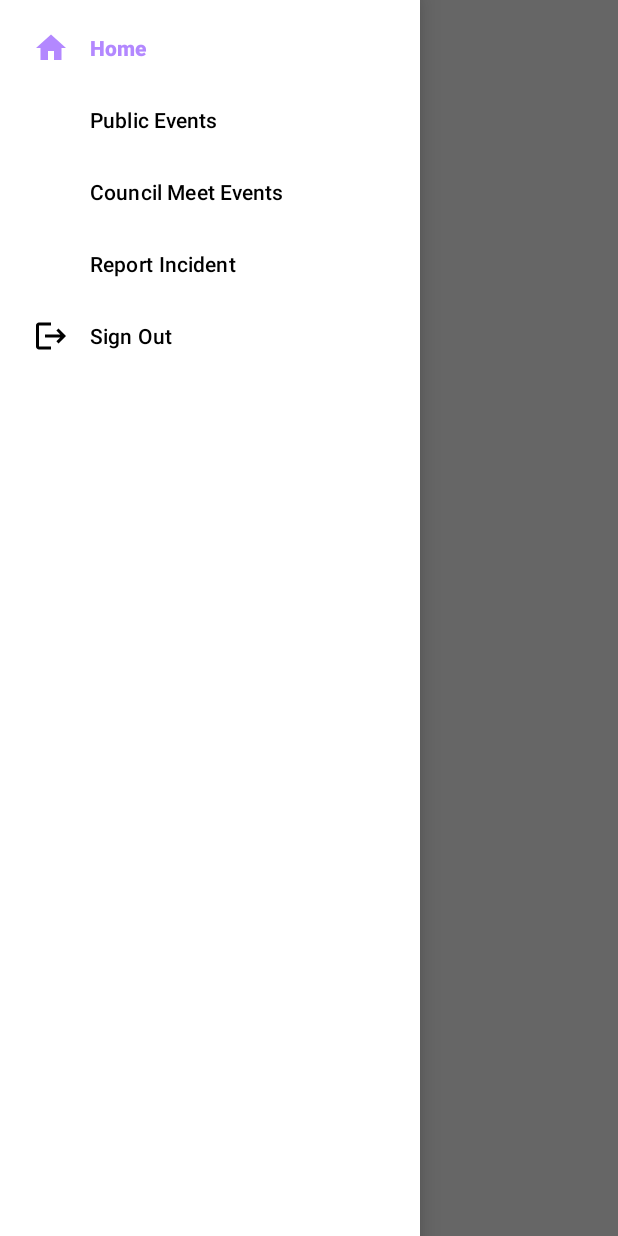
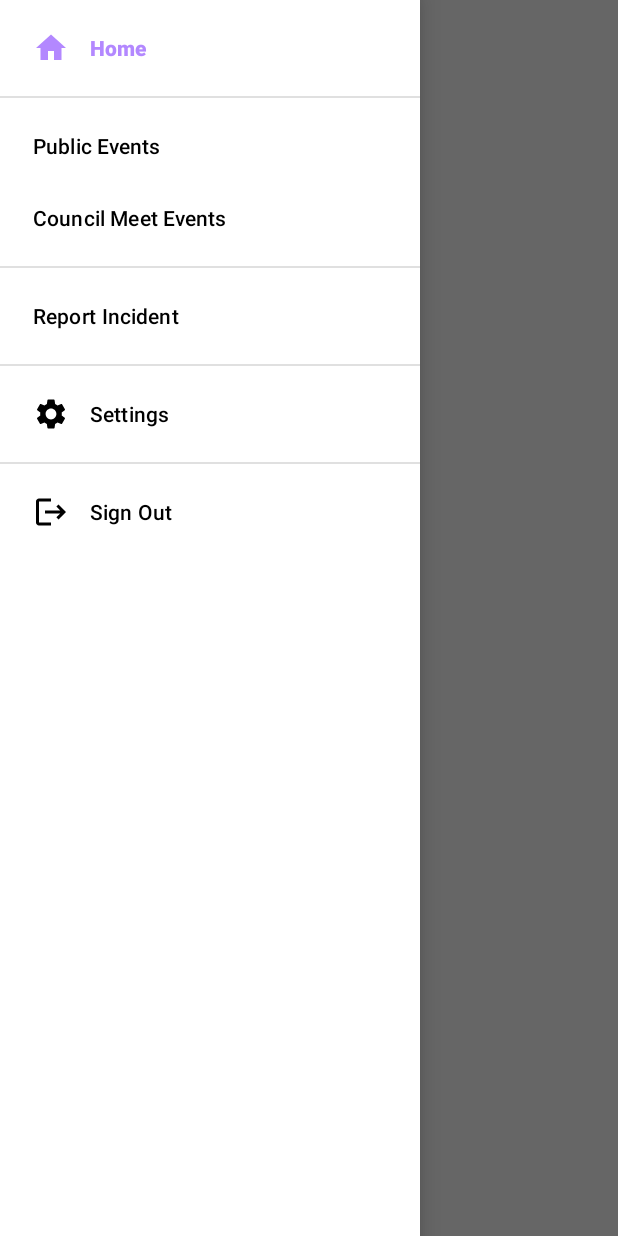
Before and after one commit to DascaluCosmin/Citizen-U, an Android app: the MainActivity screen opened directly, with no data from a screen before it, with the side drawer open, on a phone screen of 412 x 824 dp. Run offline under Robolectric (Android 15) with nearby library versions, the light colour scheme and no system bars; our stand-ins replace Dagger/Hilt's generated code, Firebase (no records; nobody signed in at launch, a user with empty details on screens opened directly), navigation-ui; 4 statements that could not run were skipped.

Commit message:
[S12]: Settings - Settings scaffold

```diff
--- a/app/build.gradle
+++ b/app/build.gradle
@@ -60,6 +60,7 @@
     // region Glide
     implementation 'com.github.bumptech.glide:glide:4.12.0'
     implementation 'com.google.android.gms:play-services-maps:17.0.1'
+    implementation 'androidx.preference:preference:1.1.1'
 
     kapt 'com.github.bumptech.glide:compiler:4.12.0'
     // endregion
--- a/app/src/main/java/com/ubb/citizen_u/ui/MainActivity.kt
+++ b/app/src/main/java/com/ubb/citizen_u/ui/MainActivity.kt
@@ -1,5 +1,6 @@
 package com.ubb.citizen_u.ui
 
+import android.content.Context
 import android.content.Intent
 import android.os.Bundle
 import androidx.activity.viewModels
@@ -56,6 +57,9 @@
 
         appBarConfiguration = AppBarConfiguration(navController.graph, drawerLayout)
 
+        val sharedPreferences = getSharedPreferences("settings", Context.MODE_PRIVATE)
+        sharedPreferences.edit().putString("key", "aaa").apply()
+
         overrideNavigationDrawerItems()
 //         setupActionBarWithNavController(navController, appBarConfiguration)
 //        supportActionBar?.hide()
--- a/app/src/main/java/com/ubb/citizen_u/ui/adapters/viewholders/PublicEventViewHolder.kt
+++ b/app/src/main/java/com/ubb/citizen_u/ui/adapters/viewholders/PublicEventViewHolder.kt
@@ -31,7 +31,6 @@
                     }
                 }
             }
-
             eventCard.setOnClickListener {
                 eventsDetailsOnClickCallBack(publicEvent)
             }
--- a/app/src/main/java/com/ubb/citizen_u/util/Constants.kt
+++ b/app/src/main/java/com/ubb/citizen_u/util/Constants.kt
@@ -56,3 +56,5 @@
 const val DEFAULT_ERROR_MESSAGE_PLEASE_TRY_AGAIN =
     "An unexpected error has occurred! Please try again!"
 const val DEFAULT_DATE_ERROR_MESSAGE = "UNKNOWN DATE"
+
+const val APP_SHARED_PREFERENCE = "ApplicationSharedPreference"
--- /dev/null
+++ b/app/src/main/res/drawable/ic_baseline_notifications_24.xml
@@ -0,0 +1,5 @@
+<vector android:height="24dp" android:tint="#B388FF"
+    android:viewportHeight="24" android:viewportWidth="24"
+    android:width="24dp" xmlns:android="http://schemas.android.com/apk/res/android">
+    <path android:fillColor="@android:color/white" android:pathData="M12,22c1.1,0 2,-0.9 2,-2h-4c0,1.1 0.89,2 2,2zM18,16v-5c0,-3.07 -1.64,-5.64 -4.5,-6.32L13.5,4c0,-0.83 -0.67,-1.5 -1.5,-1.5s-1.5,0.67 -1.5,1.5v0.68C7.63,5.36 6,7.92 6,11v5l-2,2v1h16v-1l-2,-2z"/>
+</vector>
--- /dev/null
+++ b/app/src/main/res/drawable/ic_baseline_settings_24.xml
@@ -0,0 +1,5 @@
+<vector android:height="24dp" android:tint="#B388FF"
+    android:viewportHeight="24" android:viewportWidth="24"
+    android:width="24dp" xmlns:android="http://schemas.android.com/apk/res/android">
+    <path android:fillColor="@android:color/white" android:pathData="M19.14,12.94c0.04,-0.3 0.06,-0.61 0.06,-0.94c0,-0.32 -0.02,-0.64 -0.07,-0.94l2.03,-1.58c0.18,-0.14 0.23,-0.41 0.12,-0.61l-1.92,-3.32c-0.12,-0.22 -0.37,-0.29 -0.59,-0.22l-2.39,0.96c-0.5,-0.38 -1.03,-0.7 -1.62,-0.94L14.4,2.81c-0.04,-0.24 -0.24,-0.41 -0.48,-0.41h-3.84c-0.24,0 -0.43,0.17 -0.47,0.41L9.25,5.35C8.66,5.59 8.12,5.92 7.63,6.29L5.24,5.33c-0.22,-0.08 -0.47,0 -0.59,0.22L2.74,8.87C2.62,9.08 2.66,9.34 2.86,9.48l2.03,1.58C4.84,11.36 4.8,11.69 4.8,12s0.02,0.64 0.07,0.94l-2.03,1.58c-0.18,0.14 -0.23,0.41 -0.12,0.61l1.92,3.32c0.12,0.22 0.37,0.29 0.59,0.22l2.39,-0.96c0.5,0.38 1.03,0.7 1.62,0.94l0.36,2.54c0.05,0.24 0.24,0.41 0.48,0.41h3.84c0.24,0 0.44,-0.17 0.47,-0.41l0.36,-2.54c0.59,-0.24 1.13,-0.56 1.62,-0.94l2.39,0.96c0.22,0.08 0.47,0 0.59,-0.22l1.92,-3.32c0.12,-0.22 0.07,-0.47 -0.12,-0.61L19.14,12.94zM12,15.6c-1.98,0 -3.6,-1.62 -3.6,-3.6s1.62,-3.6 3.6,-3.6s3.6,1.62 3.6,3.6S13.98,15.6 12,15.6z"/>
+</vector>
--- a/app/src/main/res/menu/drawer_menu.xml
+++ b/app/src/main/res/menu/drawer_menu.xml
@@ -2,25 +2,39 @@
     xmlns:tools="http://schemas.android.com/tools"
     tools:context="com.ubb.citizen_u.ui.MainActivity">
 
+    <group android:id="@+id/homeGroup">
         <item
             android:id="@+id/signedInFragment"
             android:icon="@drawable/ic_baseline_home_24"
             android:title="@string/signed_in_fragment_label" />
+    </group>
 
+    <group android:id="@+id/eventsGroup">
         <item
             android:id="@+id/publicEventsListFragment"
             android:title="@string/public_events_list_fragment_label" />
-
         <item
             android:id="@+id/councilMeetEventsListFragment"
             android:title="@string/council_meet_events_list_fragment_label" />
+    </group>
 
+    <group android:id="@+id/citizenRequestsGroup">
         <item
             android:id="@+id/reportIncidentFragment"
             android:title="@string/report_incident_fragment_label" />
+    </group>
 
+    <group android:id="@+id/settingsGroup">
+        <item
+            android:id="@id/settingsFragment"
+            android:icon="@drawable/ic_baseline_settings_24"
+            android:title="@string/settings_fragment_label" />
+    </group>
+
+    <group android:id="@+id/loginGroup">
         <item
             android:id="@+id/loginFragment"
             android:icon="@drawable/ic_baseline_logout_24"
             android:title="@string/signed_in_logout_button" />
+    </group>
 </menu>
--- a/app/src/main/res/navigation/nav_graph_main.xml
+++ b/app/src/main/res/navigation/nav_graph_main.xml
@@ -26,6 +26,9 @@
         <action
             android:id="@+id/action_SignedInFragment_to_authenticationActivity"
             app:destination="@id/authenticationActivity" />
+        <action
+            android:id="@+id/action_signedInFragment_to_settingsFragment"
+            app:destination="@id/settingsFragment" />
     </fragment>
 
     <fragment
@@ -93,4 +96,8 @@
         app:popUpTo="@id/authenticationActivity"
         app:popUpToInclusive="true"
         tools:layout="@layout/activity_authentication" />
+    <fragment
+        android:id="@+id/settingsFragment"
+        android:name="com.ubb.citizen_u.ui.fragments.SettingsFragment"
+        android:label="@string/settings_fragment_label" />
 </navigation>
```
Also changed, not shown: app/src/main/java/com/ubb/citizen_u/ui/fragments/SettingsFragment.kt (added, +12 -0 lines), app/src/main/res/values/arrays.xml (added, +12 -0 lines), app/src/main/res/values/strings.xml (+19 -0 lines), app/src/main/res/xml/root_preferences.xml (added, +42 -0 lines). Lines whose indentation alone changed are shown as unchanged.
